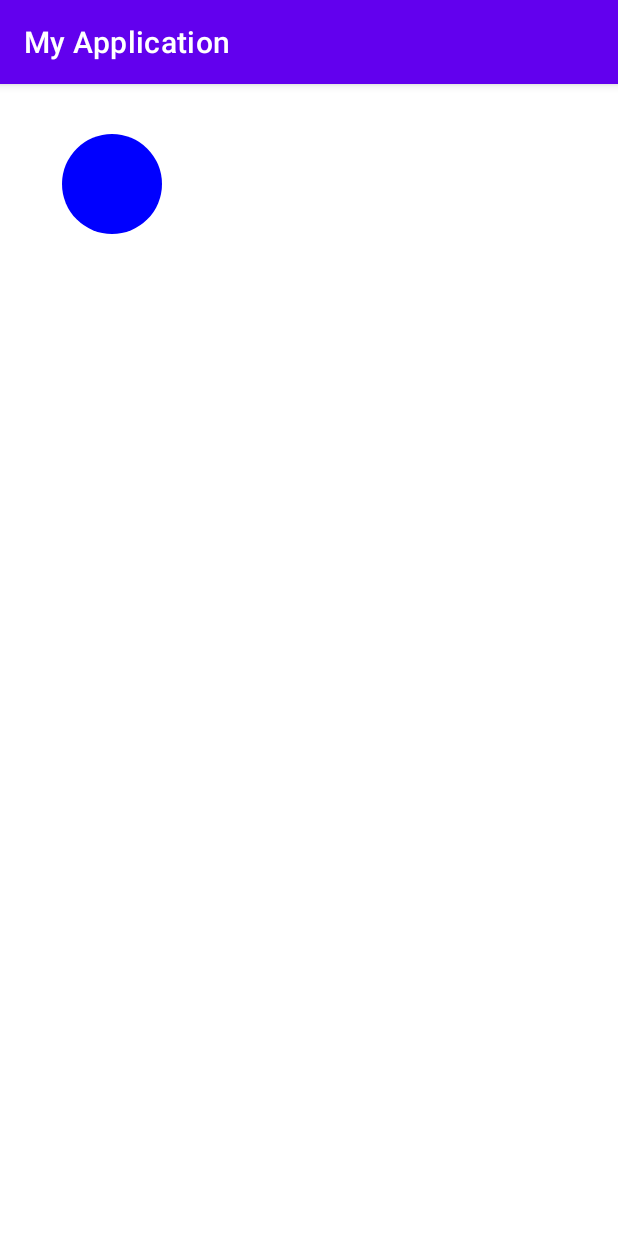
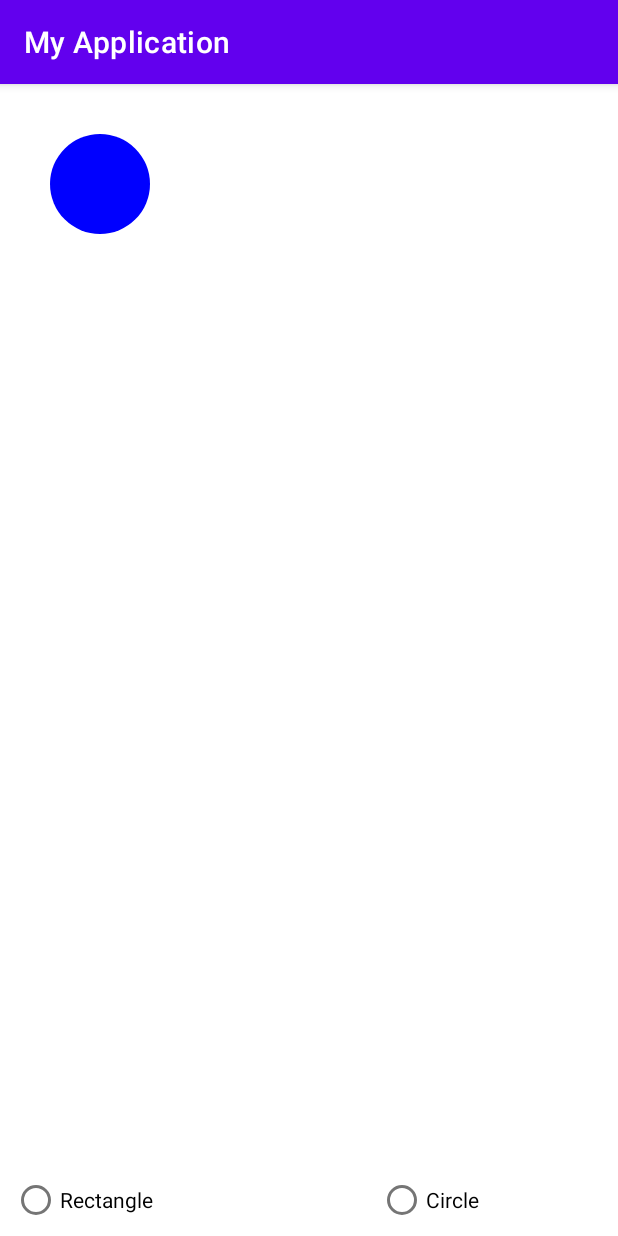
Before and after one commit to ois0886/3_2_Android_tt, an Android app: the screen it shows after launch (MainActivity), on a phone screen of 412 x 824 dp. Run offline under Robolectric (Android 15) with nearby library versions, the phone set to English and light mode, and no system bars.

Commit message:
커스텀뷰 수업 추가실습

```diff
--- a/CustomViewPractice/app/build.gradle
+++ b/CustomViewPractice/app/build.gradle
@@ -1,6 +1,7 @@
 plugins {
     id 'com.android.application'
     id 'org.jetbrains.kotlin.android'
+    id 'kotlin-android-extensions'
 }
 
 android {
--- a/CustomViewPractice2/app/src/main/java/com/example/myapplication/MyView.kt
+++ b/CustomViewPractice2/app/src/main/java/com/example/myapplication/MyView.kt
@@ -6,7 +6,6 @@ import android.graphics.*
 import android.util.AttributeSet
 import android.view.MotionEvent
 import android.view.View
-import kotlin.random.Random
 
 class MyView : View {
     private var rect = Rect(10, 10, 110, 110)
@@ -23,21 +22,13 @@ class MyView : View {
     @SuppressLint("DrawAllocation")
     override fun onDraw(canvas: Canvas) {
         super.onDraw(canvas)
+
         paint.color = color
-
-        when (Random.nextInt(3) + 1) {  //난수생성
-            1 -> {  //1일경우 사각형
-                canvas.drawRect(rect, paint)
-            }
-            2 -> {   //2일경후 원
-                canvas.drawCircle(circleX, circleY, circleR, paint)
-            }
-        }
+        canvas.drawCircle(circleX, circleY, circleR, paint)
     }
 
     @SuppressLint("ClickableViewAccessibility")
     override fun onTouchEvent(event: MotionEvent): Boolean {
-
         if (event.action == MotionEvent.ACTION_DOWN ||
             event.action == MotionEvent.ACTION_MOVE
         ) {
@@ -51,7 +42,6 @@ class MyView : View {
 
             invalidate()
 
-            return true
         }
         return super.onTouchEvent(event)
     }
--- a/CustomViewPractice2/app/src/main/res/layout/activity_main.xml
+++ b/CustomViewPractice2/app/src/main/res/layout/activity_main.xml
@@ -1,5 +1,6 @@
 <?xml version="1.0" encoding="utf-8"?>
 <androidx.constraintlayout.widget.ConstraintLayout xmlns:android="http://schemas.android.com/apk/res/android"
+    xmlns:app="http://schemas.android.com/apk/res-auto"
     xmlns:tools="http://schemas.android.com/tools"
     android:layout_width="match_parent"
     android:layout_height="match_parent"
@@ -10,8 +11,33 @@
         class="com.example.myapplication.MyView"
         android:layout_width="match_parent"
         android:layout_height="0dp"
-        android:layout_marginStart="8dp"
-        android:layout_marginEnd="8dp"
-        android:layout_weight="1" />
+        android:layout_weight="1"
+        app:layout_constraintBottom_toTopOf="@+id/radioGp"
+        app:layout_constraintTop_toTopOf="parent"
+        tools:layout_editor_absoluteX="8dp" />
+
+    <RadioGroup
+        android:id="@+id/radioGp"
+        android:layout_width="match_parent"
+        android:layout_height="0dp"
+        android:orientation="horizontal"
+        app:layout_constraintBottom_toBottomOf="parent"
+        tools:ignore="MissingConstraints">
+
+        <RadioButton
+            android:id="@+id/radio_Rectangle"
+            android:layout_width="wrap_content"
+            android:layout_height="wrap_content"
+            android:layout_marginStart="8dp"
+            android:layout_marginEnd="150dp"
+            android:text="@string/rectangle" />
+
+        <RadioButton
+            android:id="@+id/radio_Circle"
+            android:layout_width="wrap_content"
+            android:layout_height="wrap_content"
+            android:text="@string/circle" />
+    </RadioGroup>
+
 
 </androidx.constraintlayout.widget.ConstraintLayout>
--- a/CustomViewPractice2/app/src/main/res/values/strings.xml
+++ b/CustomViewPractice2/app/src/main/res/values/strings.xml
@@ -1,3 +1,5 @@
 <resources>
     <string name="app_name">My Application</string>
+    <string name="rectangle">Rectangle</string>
+    <string name="circle">Circle</string>
 </resources>
```
Also changed, not shown: 1 other file.
